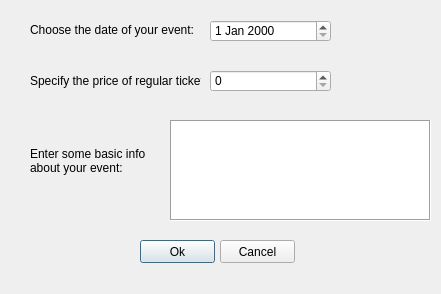
Old version of the form Practice.Tickets/ui/EventDialog.ui in the repository lastochka364/pyqt5UniversityPractice.
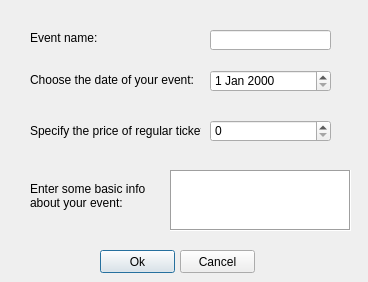
New version of the form.

```diff
--- a/Practice.Tickets/ui/EventDialog.ui
+++ b/Practice.Tickets/ui/EventDialog.ui
@@ -6,8 +6,8 @@
    <rect>
     <x>0</x>
     <y>0</y>
-    <width>441</width>
-    <height>294</height>
+    <width>368</width>
+    <height>282</height>
    </rect>
   </property>
   <property name="windowTitle">
@@ -17,7 +17,7 @@
    <property name="geometry">
     <rect>
      <x>30</x>
-     <y>20</y>
+     <y>70</y>
      <width>171</width>
      <height>20</height>
     </rect>
@@ -30,9 +30,9 @@
    <property name="geometry">
     <rect>
      <x>170</x>
-     <y>120</y>
-     <width>261</width>
-     <height>101</height>
+     <y>170</y>
+     <width>181</width>
+     <height>61</height>
     </rect>
    </property>
    <property name="frameShape">
@@ -43,7 +43,7 @@
    <property name="geometry">
     <rect>
      <x>210</x>
-     <y>20</y>
+     <y>70</y>
      <width>121</width>
      <height>22</height>
     </rect>
@@ -53,7 +53,7 @@
    <property name="geometry">
     <rect>
      <x>210</x>
-     <y>70</y>
+     <y>120</y>
      <width>121</width>
      <height>22</height>
     </rect>
@@ -66,7 +66,7 @@
    <property name="geometry">
     <rect>
      <x>30</x>
-     <y>70</y>
+     <y>120</y>
      <width>171</width>
      <height>21</height>
     </rect>
@@ -79,9 +79,9 @@
    <property name="geometry">
     <rect>
      <x>30</x>
-     <y>130</y>
+     <y>180</y>
      <width>121</width>
-     <height>61</height>
+     <height>31</height>
     </rect>
    </property>
    <property name="text">
@@ -95,8 +95,8 @@
   <widget class="QPushButton" name="bOk">
    <property name="geometry">
     <rect>
-     <x>140</x>
-     <y>240</y>
+     <x>100</x>
+     <y>250</y>
      <width>75</width>
      <height>23</height>
     </rect>
@@ -108,8 +108,8 @@
   <widget class="QPushButton" name="bCancel">
    <property name="geometry">
     <rect>
-     <x>220</x>
-     <y>240</y>
+     <x>180</x>
+     <y>250</y>
      <width>75</width>
      <height>23</height>
     </rect>
@@ -118,6 +118,29 @@
     <string>Cancel</string>
    </property>
   </widget>
+  <widget class="QLabel" name="lblName">
+   <property name="geometry">
+    <rect>
+     <x>30</x>
+     <y>30</y>
+     <width>71</width>
+     <height>16</height>
+    </rect>
+   </property>
+   <property name="text">
+    <string>Event name:</string>
+   </property>
+  </widget>
+  <widget class="QLineEdit" name="LeName">
+   <property name="geometry">
+    <rect>
+     <x>210</x>
+     <y>30</y>
+     <width>121</width>
+     <height>20</height>
+    </rect>
+   </property>
+  </widget>
  </widget>
  <resources/>
  <connections/>
```
